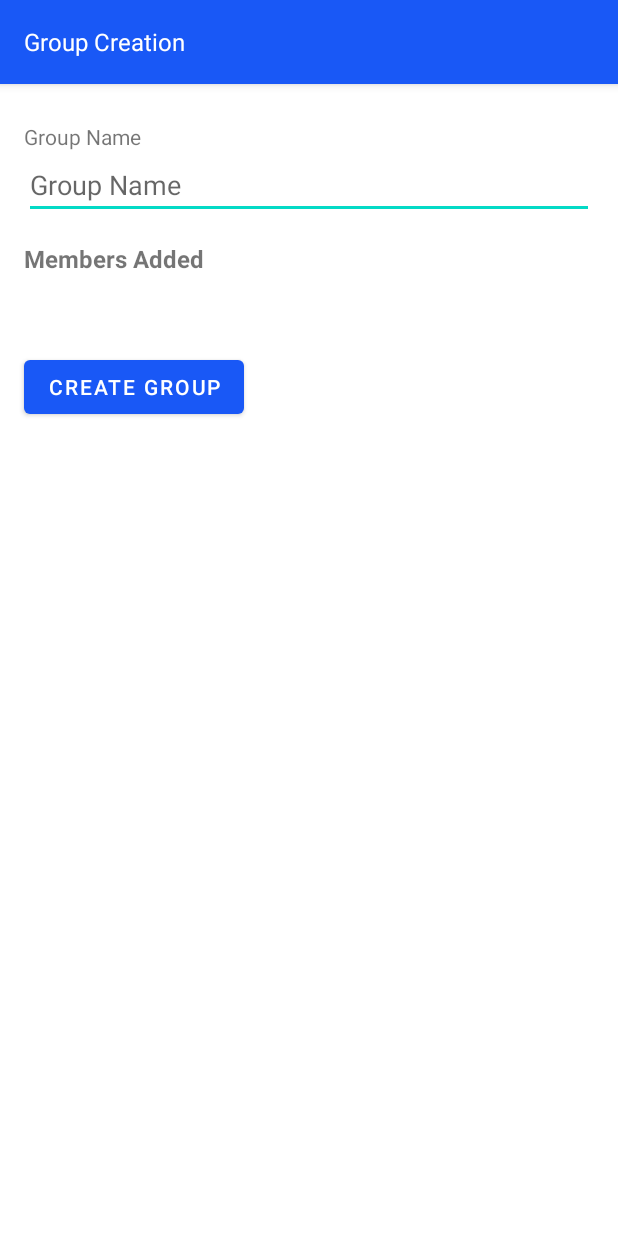
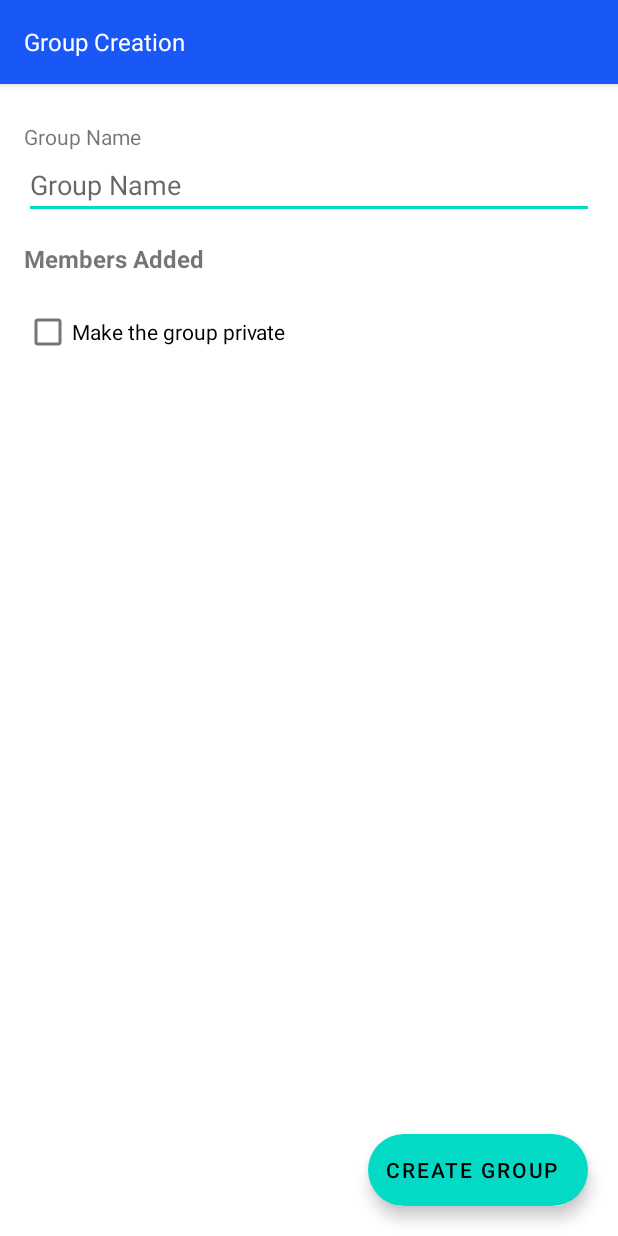
Before and after one commit to gabenrlorseb/elgs, an Android app: the CreateGroup screen opened directly, with no data from a screen before it, on a phone screen of 412 x 824 dp. Run offline under Robolectric (Android 15) with nearby library versions, the phone set to English and light mode, and no system bars; our stand-ins replace Firebase (no records; nobody signed in at launch, a user with empty details on screens opened directly); 4 statements that could not run were skipped.

Commit message:
CreateGroup fatto

```diff
--- a/unijet/src/main/java/com/legs/unijet/CreateGroup.java
+++ b/unijet/src/main/java/com/legs/unijet/CreateGroup.java
@@ -5,14 +5,17 @@ import android.content.Intent;
 import android.os.Bundle;
 import android.util.Log;
 import android.view.View;
-import android.widget.Button;
+import android.widget.CheckBox;
+import android.widget.CompoundButton;
 import android.widget.EditText;
-import android.widget.Spinner;
+import android.widget.ImageView;
 import android.widget.TextView;
 import android.widget.Toast;
 
 import androidx.appcompat.app.AppCompatActivity;
 
+import com.google.android.material.floatingactionbutton.ExtendedFloatingActionButton;
+import com.google.android.material.floatingactionbutton.FloatingActionButton;
 import com.google.firebase.auth.FirebaseAuth;
 import com.google.firebase.auth.FirebaseUser;
 import com.google.firebase.database.DataSnapshot;
@@ -24,19 +27,28 @@ import java.util.ArrayList;
 
 public class CreateGroup extends AppCompatActivity {
 
-   FirebaseUser user;
+    FirebaseUser user = FirebaseAuth.getInstance().getCurrentUser();
+    FirebaseDatabase db= FirebaseDatabase.getInstance();
+
 
     String userId;
     EditText setname;
     //RecyclerView members;
-    Button confirm;
+    ExtendedFloatingActionButton confirm;
     TextView addedMembers;
+    CheckBox makePrivate;
 
     DataSnapshot snapshot;
-    DatabaseReference db;
-    User userProfile = snapshot.getValue (User.class);
+    String userProfile;
     ArrayList<UserSample> membersAdded;
+    ArrayList<String> addedMails;
     Intent intent;
+
+    final StringBuilder membersEmailList = new StringBuilder();
+
+
+    ImageView infoImageView;
+    TextView infoTextView;
 
     private ProgressDialog LoadingBar;
 
@@ -46,21 +58,55 @@ public class CreateGroup extends AppCompatActivity {
         super.onCreate (savedInstanceState);
         Bundle b = getIntent().getExtras();
         membersAdded = (ArrayList<UserSample>) b.getSerializable("members");
+        addedMails = (ArrayList<String>) b.getSerializable("mails");
+
 
         setContentView (R.layout.create_group);
 
-        user = FirebaseAuth.getInstance ().getCurrentUser ();
 
         LoadingBar = new ProgressDialog (CreateGroup.this);
+
 
         assert user != null;
         userId=user.getUid ();
 
         setname = findViewById (R.id.set_name_group);
         confirm = findViewById (R.id.confirm_button);
+        makePrivate = findViewById(R.id.private_group_checkbox);
+
+        infoImageView = findViewById(R.id.info_imageview);
+        infoTextView = findViewById(R.id.info_textview);
 
         addedMembers = findViewById(R.id.actually_added_members);
         addedMembers.setText(new StringBuilder().append(membersAdded.size()).append(" ").append(getString(R.string.members_added)).toString());
+
+        for (int i = 0; i < addedMails.size(); i++) {
+            String addThis = addedMails.get(i);
+            membersEmailList.append(addThis);
+            if (i != addedMails.size() - 1 ) {
+                membersEmailList.append(",");
+            }
+        }
+
+        addedMembers.setOnClickListener(new View.OnClickListener() {
+            @Override
+            public void onClick(View v) {
+                addedMembers.setText(membersEmailList);
+            }
+        });
+
+        makePrivate.setOnCheckedChangeListener(new CompoundButton.OnCheckedChangeListener() {
+            @Override
+            public void onCheckedChanged(CompoundButton buttonView, boolean isChecked) {
+                if (makePrivate.isChecked()){
+                    infoImageView.setVisibility(View.VISIBLE);
+                    infoTextView.setVisibility(View.VISIBLE);
+                } else {
+                    infoImageView.setVisibility(View.GONE);
+                    infoTextView.setVisibility(View.GONE);
+                }
+            }
+        });
 
         confirm.setOnClickListener(new View.OnClickListener() {
             @Override
@@ -77,22 +123,22 @@ public class CreateGroup extends AppCompatActivity {
         if (name.isEmpty ()) {
             showError (setname, getString(R.string.group_name_error));
         } else {
-            db = FirebaseDatabase.getInstance ().getReference ("groups").child (FirebaseAuth.getInstance ().getCurrentUser ().getUid ());
 
             String email = user.getEmail();
-            ArrayList<String> usersMails = new ArrayList<>();
-            for (int i = 0; i < membersAdded.size(); i++) {
-                usersMails.add(membersAdded.get(i).getText2());
-            }
 
-            Group group= new Group (name, userProfile.getDipartimento(), email, usersMails);
+
+            Group group= new Group (name, email, addedMails, makePrivate.isChecked());
             Log.d ("TAG", "gruppo Creato: " + group.getName ());
             Toast.makeText (this, "success", Toast.LENGTH_SHORT).show ();
-            db.setValue (group);
+
+            DatabaseReference dr = FirebaseDatabase.getInstance ().getReference ("groups").child (FirebaseAuth.getInstance ().getCurrentUser ().getUid ());
+            dr.setValue(group);
 
             LoadingBar.setTitle (getString (R.string.course_creation));
             LoadingBar.setMessage (getString(R.string.check_credentials));
             LoadingBar.setCanceledOnTouchOutside (false);
+
+            startActivity(new Intent(CreateGroup.this, MainActivity.class));
 
         }
 
--- a/unijet/src/main/java/com/legs/unijet/Group.java
+++ b/unijet/src/main/java/com/legs/unijet/Group.java
@@ -7,6 +7,7 @@ public class Group {
     String name;
     String department;
     String author;
+    Boolean isPrivate;
 
     ArrayList<String> recipients;
 
@@ -14,11 +15,11 @@ public class Group {
 
     }
 
-    public Group(String name, String department, String author, ArrayList<String> recipients) {
+    public Group(String name, String author, ArrayList<String> recipients, Boolean beingPrivate) {
         this.name = name;
-        this.department = department;
         this.author = author;
         this.recipients = recipients;
+        this.isPrivate = beingPrivate;
     }
 
     public String getName() {
--- a/unijet/src/main/java/com/legs/unijet/createGroupActivity/UserSample.java
+++ b/unijet/src/main/java/com/legs/unijet/createGroupActivity/UserSample.java
@@ -5,14 +5,14 @@ import java.io.Serializable;
 public class UserSample implements Serializable {
     private int mImageResource;
     private String mText1;
-    private String mText2;
+    private String mailText;
     private Boolean isChecked;
 
 
     public UserSample(int imageResource, String text1, String text2, Boolean checkbox) {
         mImageResource = imageResource;
         mText1 = text1;
-        mText2 = text2;
+        mailText = text2;
         isChecked = checkbox;
     }
 
@@ -25,7 +25,7 @@ public class UserSample implements Serializable {
     }
 
     public String getText2() {
-        return mText2;
+        return mailText;
     }
 
     public Boolean getChecked() {
--- a/unijet/src/main/res/layout/create_group.xml
+++ b/unijet/src/main/res/layout/create_group.xml
@@ -52,22 +52,47 @@
         app:layout_constraintStart_toStartOf="@id/set_name_group"/>
 
 
-    <ListView
-        android:id="@+id/members"
-        android:layout_width="match_parent"
+    <CheckBox
+        android:id="@+id/private_group_checkbox"
+        android:layout_width="wrap_content"
         android:layout_height="wrap_content"
-        android:layout_marginTop="25dp"
-        android:layout_marginHorizontal="16dp"
-        app:layout_constraintTop_toBottomOf="@id/actually_added_members" />
+        android:text="Make the group private"
+        android:layout_marginTop="14dp"
+        app:layout_constraintStart_toStartOf="@id/actually_added_members"
+        app:layout_constraintTop_toBottomOf="@id/actually_added_members"/>
 
-    <Button
+    <ImageView
+        android:visibility="gone"
+        android:id="@+id/info_imageview"
+        android:layout_width="wrap_content"
+        android:layout_height="wrap_content"
+        android:src="@drawable/ic_baseline_info_24"
+        app:layout_constraintTop_toBottomOf="@id/private_group_checkbox"
+        app:layout_constraintStart_toStartOf="@id/actually_added_members"/>
+
+    <TextView
+        android:id="@+id/info_textview"
+        android:visibility="gone"
+        android:layout_width="0dp"
+        android:layout_height="wrap_content"
+        android:text="@string/private_group_warning"
+        app:layout_constraintEnd_toEndOf="parent"
+        android:layout_marginEnd="18dp"
+        android:layout_marginStart="6dp"
+        app:layout_constraintStart_toEndOf="@id/info_imageview"
+        app:layout_constraintTop_toTopOf="@id/info_imageview"/>
+
+    <com.google.android.material.floatingactionbutton.ExtendedFloatingActionButton
         android:id="@+id/confirm_button"
         android:layout_width="wrap_content"
         android:layout_height="wrap_content"
         android:layout_marginStart="16dp"
         android:layout_marginTop="25dp"
         android:text="@string/create_group"
-        app:layout_constraintStart_toStartOf="parent"
-        app:layout_constraintTop_toBottomOf="@id/members"
+        app:layout_constraintEnd_toEndOf="parent"
+        app:layout_constraintBottom_toBottomOf="parent"
+        android:layout_margin="20dp"
         />
+
+
 </androidx.constraintlayout.widget.ConstraintLayout>
--- a/unijet/src/main/res/values/strings.xml
+++ b/unijet/src/main/res/values/strings.xml
@@ -121,5 +121,6 @@
     <string name="professor_id">Professor ID</string>
     <string name="members_added">Members Added</string>
     <string name="group_name_error">The group name is not valid</string>
+    <string name="private_group_warning">When a group is private, it won\'t be listed in the group section and cannot be searched by users that are not member of the group. An invite link will be generated to add further more members</string>
 
 </resources>
```
Also changed, not shown: unijet/src/main/java/com/legs/unijet/User.java (+12 -0 lines), unijet/src/main/java/com/legs/unijet/createGroupActivity/CreateGroupLEGACY.java (deleted, +0 -92 lines), unijet/src/main/java/com/legs/unijet/createGroupActivity/CreateGroupStart.java (+7 -3 lines), unijet/src/main/java/com/legs/unijet/createGroupActivity/MemberAdapter.java (+9 -1 lines).
